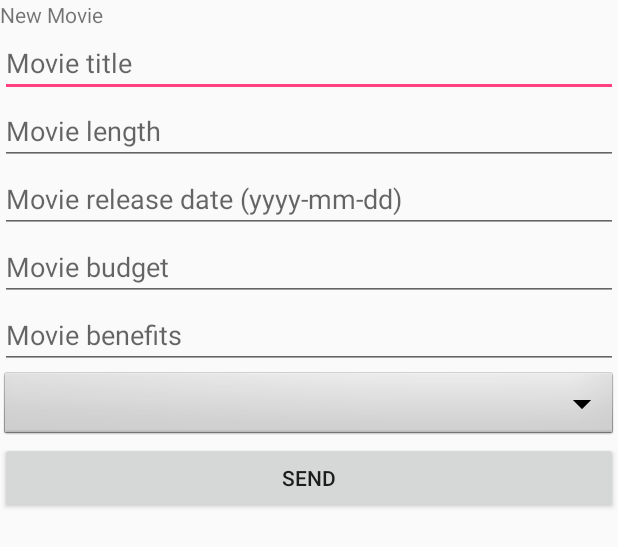
After one commit to FranckParis/CinemaApp, an Android app: the layout movie_form.xml on its own in the app's theme, with its tools: preview values and no code run, on a phone screen of 412 x 824 dp. The commit adds this screen. Shown: the top 547 px of the screen. Run offline under Robolectric (Android 15) with nearby library versions, the phone set to English and light mode, and no system bars; network calls fail.

Commit message:
Everything done, nothing tested in Android

```diff
--- a/CinemaAndroidApp/app/src/main/java/cinemaandroidapp/polytech/com/cinemaandroidapp/activities/MainActivity.java
+++ b/CinemaAndroidApp/app/src/main/java/cinemaandroidapp/polytech/com/cinemaandroidapp/activities/MainActivity.java
@@ -3,7 +3,6 @@ package cinemaandroidapp.polytech.com.cinemaandroidapp.activities;
 import android.content.Intent;
 import android.os.Bundle;
 import android.support.design.widget.FloatingActionButton;
-import android.support.design.widget.Snackbar;
 import android.view.View;
 import android.support.design.widget.NavigationView;
 import android.support.v4.view.GravityCompat;
@@ -30,8 +29,9 @@ public class MainActivity extends AppCompatActivity
         fab.setOnClickListener(new View.OnClickListener() {
             @Override
             public void onClick(View view) {
-                Snackbar.make(view, "Replace with your own action", Snackbar.LENGTH_LONG)
-                        .setAction("Action", null).show();
+                Intent i = new Intent(MainActivity.this,MovieAddActivity.class);
+                startActivity(i);
+                System.out.println("Activity changed.");
             }
         });
 
--- /dev/null
+++ b/CinemaAndroidApp/app/src/main/res/layout/movie_form.xml
@@ -0,0 +1,63 @@
+<?xml version="1.0" encoding="utf-8"?>
+<LinearLayout xmlns:android="http://schemas.android.com/apk/res/android"
+    android:layout_width="match_parent"
+    android:layout_height="match_parent"
+    android:orientation="vertical" >
+
+    <TextView
+        android:text="New Movie"
+        android:layout_width="fill_parent"
+        android:layout_height="wrap_content"
+        />
+
+    <EditText
+        android:id="@+id/formTitle"
+        android:layout_width="fill_parent"
+        android:layout_height="wrap_content"
+        android:hint="Movie title"
+        />
+
+    <EditText
+        android:id="@+id/formLength"
+        android:layout_width="fill_parent"
+        android:layout_height="wrap_content"
+        android:hint="Movie length"
+        />
+
+    <EditText
+        android:id="@+id/formReleaseDate"
+        android:layout_width="fill_parent"
+        android:layout_height="wrap_content"
+        android:hint="Movie release date (yyyy-mm-dd)"
+        />
+
+    <EditText
+        android:id="@+id/formBudget"
+        android:layout_width="fill_parent"
+        android:layout_height="wrap_content"
+        android:hint="Movie budget"
+        />
+
+    <EditText
+        android:id="@+id/formBenefits"
+        android:layout_width="fill_parent"
+        android:layout_height="wrap_content"
+        android:hint="Movie benefits"
+        />
+
+    <Spinner
+        android:id="@+id/formCategory"
+        android:layout_width="match_parent"
+        android:layout_height="wrap_content"
+        android:background="@android:drawable/btn_dropdown"
+        android:spinnerMode="dropdown"/>
+
+    <Button
+        android:text="Send"
+        android:id="@+id/sendButton"
+        android:layout_width="fill_parent"
+        android:layout_height="wrap_content"
+        android:onClick="send"
+        />
+
+</LinearLayout>
```
Also changed, not shown: CinemaAndroidApp/app/src/main/java/cinemaandroidapp/polytech/com/cinemaandroidapp/activities/MovieAddActivity.java (added, +96 -0 lines), CinemaAndroidApp/app/src/main/java/cinemaandroidapp/polytech/com/cinemaandroidapp/activities/MovieDetailsActivity.java (added, +91 -0 lines), CinemaAndroidApp/app/src/main/java/cinemaandroidapp/polytech/com/cinemaandroidapp/activities/MovieEditActivity.java (added, +113 -0 lines), CinemaAndroidApp/app/src/main/java/cinemaandroidapp/polytech/com/cinemaandroidapp/activities/MovieListActivity.java (+10 -4 lines), CinemaAndroidApp/app/src/main/java/cinemaandroidapp/polytech/com/cinemaandroidapp/entities/Movie.java (+13 -2 lines), CinemaAndroidApp/app/src/main/res/layout/movie_details_layout.xml (added, +70 -0 lines).
